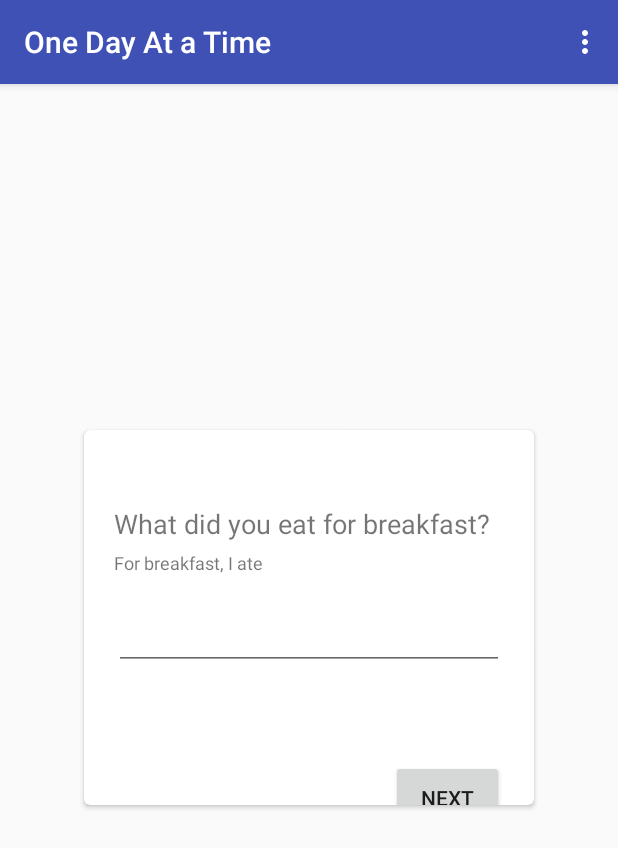
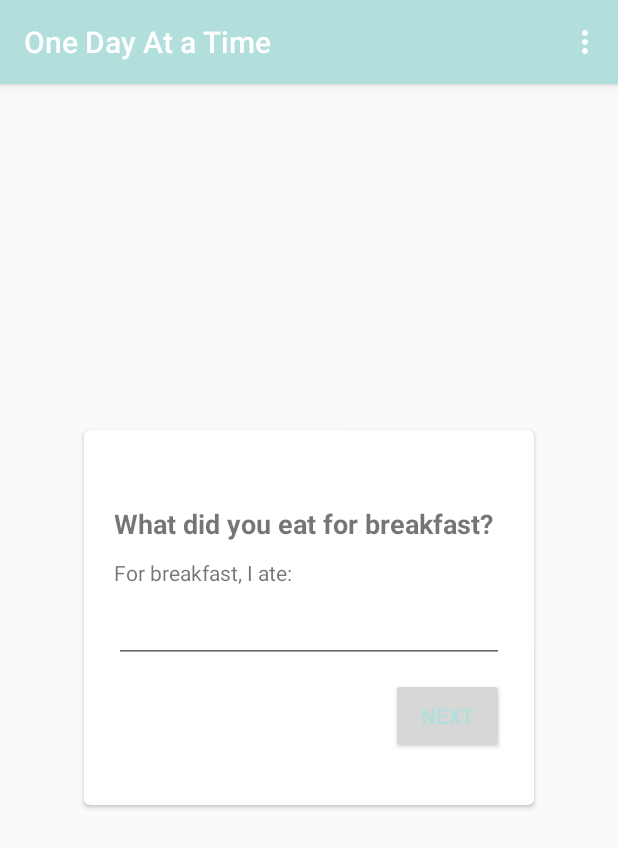
Before and after one commit to CampbellOwen/OneDayAtaTime, an Android app: the screen it shows after launch (MainActivity), on a phone screen of 412 x 824 dp. Shown: the top 848 px of the screen. Run offline under Robolectric (Android 15) with nearby library versions, the phone set to English and light mode, and no system bars.

Commit message:
heb doin heb things wit colores and uhhhh idosjfsoidfjioj maybe some card stuff for da quistinz

```diff
--- a/app/src/main/res/layout/activity_main.xml
+++ b/app/src/main/res/layout/activity_main.xml
@@ -45,27 +45,31 @@
                 android:layout_marginStart="20dp"
                 android:layout_marginTop="50dp"
                 android:textSize="18sp"
+                android:textStyle="bold"
                 android:text="What did you eat for breakfast?"/>
             <TextView
                 android:id="@+id/subtext"
                 android:layout_width="match_parent"
-                android:layout_height="30dp"
+                android:layout_height="20dp"
                 android:layout_gravity="start"
+                android:layout_marginTop="5dp"
                 android:layout_marginStart="20dp"
-                android:textSize="12sp"
-                android:text="For breakfast, I ate"/>
+                android:textSize="14sp"
+                android:text="For breakfast, I ate:"/>
             <EditText
                 android:layout_width="match_parent"
                 android:layout_marginStart="20dp"
                 android:layout_marginEnd="20dp"
                 android:layout_height="50dp" />
+
             <Button
-                android:layout_gravity="end"
-                android:layout_marginTop="60dp"
-                android:layout_marginEnd="20dp"
                 android:layout_width="75dp"
                 android:layout_height="50dp"
-                android:text="Next"/>
+                android:layout_gravity="end"
+                android:layout_marginEnd="20dp"
+                android:layout_marginTop="10dp"
+                android:textColor="@color/colorPrimary"
+                android:text="Next" />
         </LinearLayout>
     </android.support.v7.widget.CardView>
 
--- a/app/src/main/res/values/colors.xml
+++ b/app/src/main/res/values/colors.xml
@@ -1,6 +1,10 @@
 <?xml version="1.0" encoding="utf-8"?>
 <resources>
-    <color name="colorPrimary">#3F51B5</color>
-    <color name="colorPrimaryDark">#303F9F</color>
+    <color name="colorPrimary">#b2dfdb</color>
+    <color name="colorPrimaryDark">#82ada9</color>
+    <color name="colorPrimaryLight">#E5FFFF</color>
+    <color name="colorSecondary">#A5D6A7</color>
+    <color name="colorSecondaryDark">#75A478</color>
+    <color name="colorSecondaryLight">#D7FFD9</color>
     <color name="colorAccent">#FF4081</color>
 </resources>
--- a/build.gradle
+++ b/build.gradle
@@ -7,7 +7,7 @@ buildscript {
         jcenter()
     }
     dependencies {
-        classpath 'com.android.tools.build:gradle:3.0.0-alpha4'
+        classpath 'com.android.tools.build:gradle:3.0.0-beta6'
 
 
         // NOTE: Do not place your application dependencies here; they belong
```
Also changed, not shown: gradle/wrapper/gradle-wrapper.properties.
